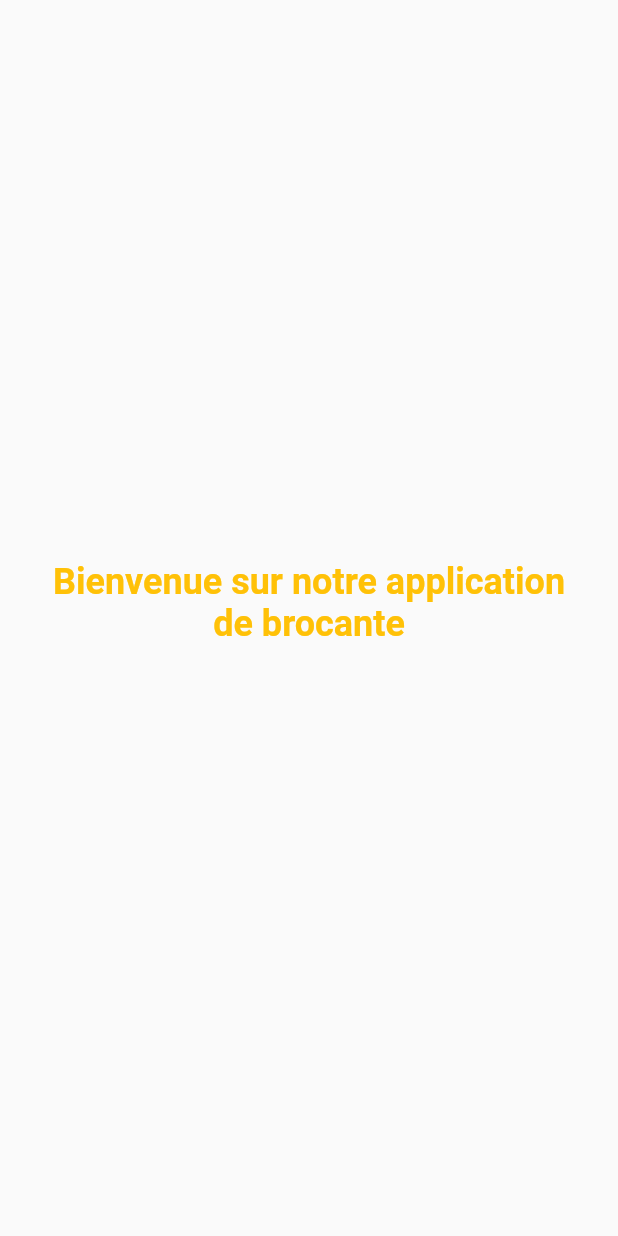
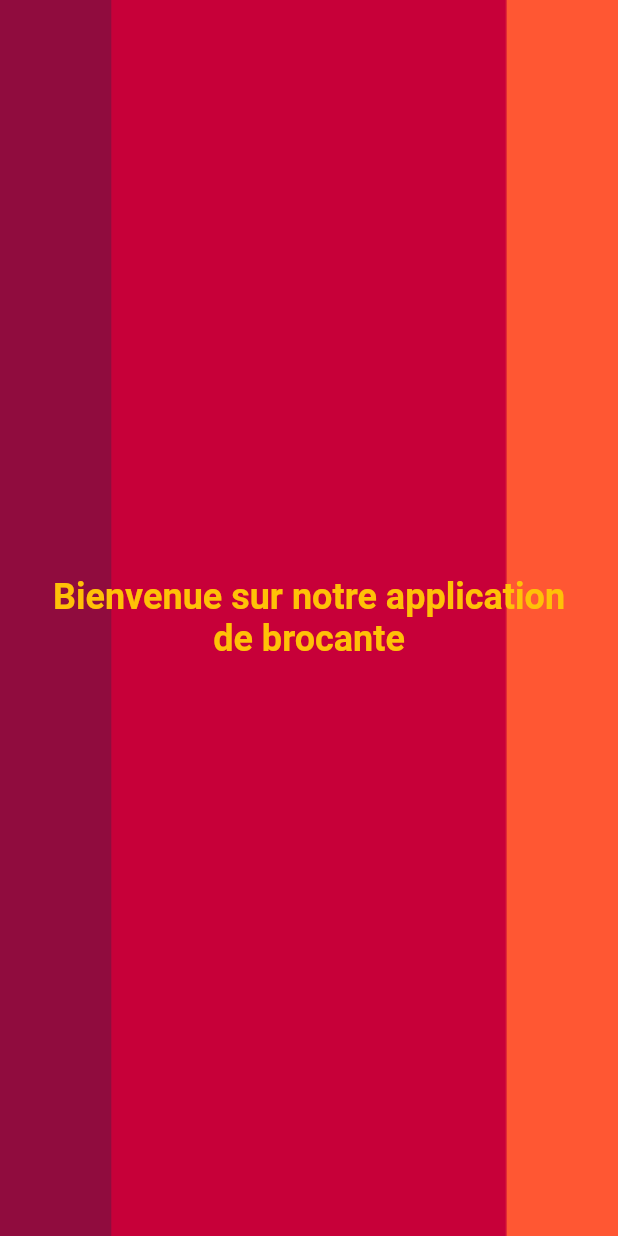
Before and after one commit to bastientardits/braderie_ppe, a Flutter app: the accueil screen opened directly, on a phone screen of 412 x 824 dp. Run offline on Flutter 3.47's test engine with Material 2 defaults, Android fonts, the phone set to English and light mode, and no system bars; our stand-ins replace cloud_firestore, equatable, firebase_auth, firebase_core, flutter_map, image_picker and 2 more; missing offline and left inert: firebase_auth_web, firebase_core_web, flutter_map_marker_cluster, open_street_map_search_and_pick; accounts and stored records are empty.

Commit message:
big photo d'accueil + definition de variable pour decription pour ajout futur dans bdd

```diff
--- a/lib/accueil.dart
+++ b/lib/accueil.dart
@@ -11,13 +11,18 @@ class _accueilState extends State<accueil> {
   @override
   Widget build(BuildContext context) {
     return Scaffold(
-      body: Container(
-
-        child: Column(
-          mainAxisAlignment: MainAxisAlignment.center,
-          crossAxisAlignment: CrossAxisAlignment.center,
-          children: [
-            Padding(
+      body: Stack(
+        children: [
+          Container(
+            decoration: BoxDecoration(
+              image: DecorationImage(
+                image: AssetImage('assets/images/fullscreen.jpg'),
+                fit: BoxFit.cover,
+              ),
+            ),
+          ),
+          Center(
+            child: Padding(
               padding: EdgeInsets.symmetric(horizontal: 20),
               child: Text(
                 'Bienvenue sur notre application de brocante',
@@ -29,10 +34,8 @@ class _accueilState extends State<accueil> {
                 ),
               ),
             ),
-            SizedBox(height: 20),
-
-          ],
-        ),
+          ),
+        ],
       ),
     );
   }
```
Also changed, not shown: lib/new_stand.dart (+23 -5 lines).
